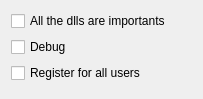
Above: plugins/PluginLoader/catchcopy-v0002/OptionsWidget.ui from alphaonex86/Ultracopier before the change. Below: the same form after it.
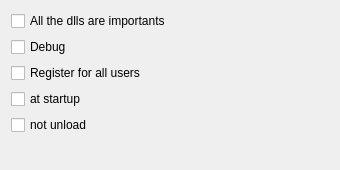
That is the form after the change.

The edit to the form file:
```diff
--- a/plugins/PluginLoader/catchcopy-v0002/OptionsWidget.ui
+++ b/plugins/PluginLoader/catchcopy-v0002/OptionsWidget.ui
@@ -6,8 +6,8 @@
    <rect>
     <x>0</x>
     <y>0</y>
-    <width>203</width>
-    <height>99</height>
+    <width>340</width>
+    <height>170</height>
    </rect>
   </property>
   <layout class="QVBoxLayout">
@@ -35,6 +35,20 @@
      </property>
     </widget>
    </item>
+   <item>
+    <widget class="QCheckBox" name="atstartup">
+     <property name="text">
+      <string>at startup</string>
+     </property>
+    </widget>
+   </item>
+   <item>
+    <widget class="QCheckBox" name="notunload">
+     <property name="text">
+      <string>not unload</string>
+     </property>
+    </widget>
+   </item>
    <item>
     <spacer name="verticalSpacer">
      <property name="orientation">
```
Left out of the diff: 2 changed lines with no effect on the pictures.
